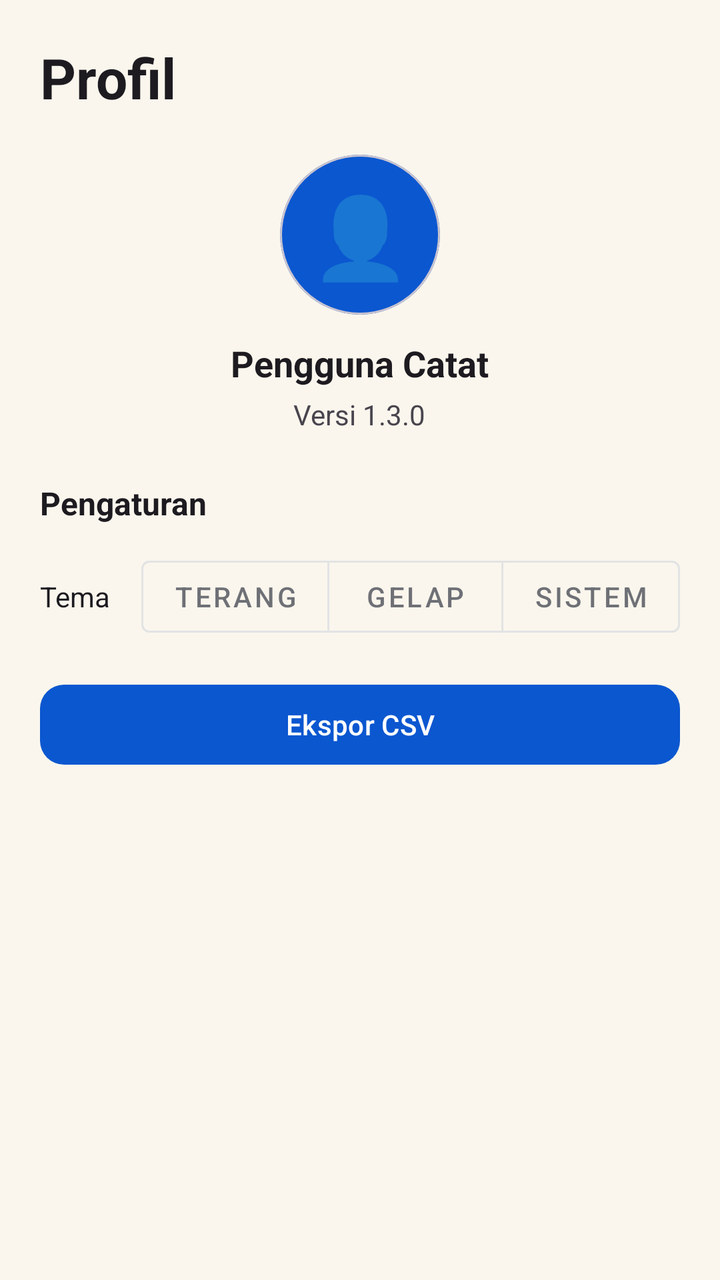
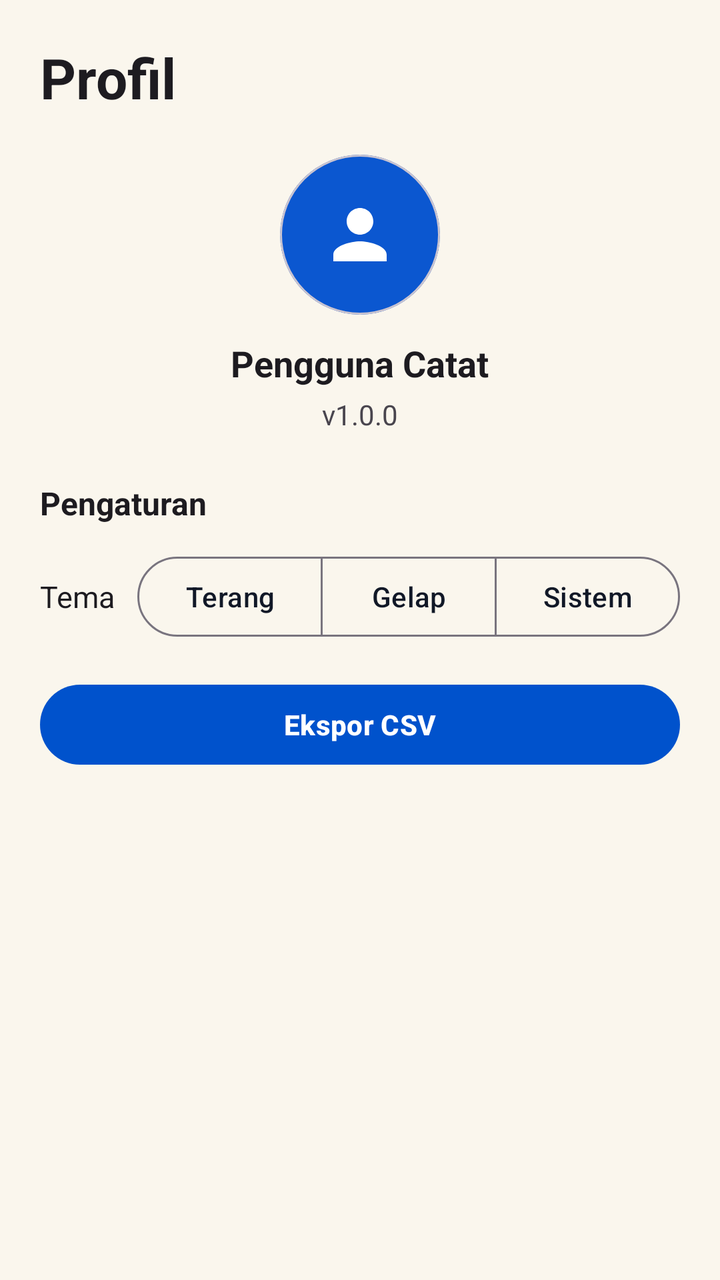

Screens rendered from an Android XML layout before and after an edit, with the pre-edit source and the edit as a unified diff.
<!-- AndroidManifest.xml: application theme Theme.Keuangan -->
<!-- res/layout/fragment_profile.xml -->
<?xml version="1.0" encoding="utf-8"?>
<androidx.core.widget.NestedScrollView
    xmlns:android="http://schemas.android.com/apk/res/android"
    xmlns:app="http://schemas.android.com/apk/res-auto"
    android:layout_width="match_parent"
    android:layout_height="match_parent"
    android:background="?android:attr/colorBackground"
    android:clipToPadding="false"
    android:paddingBottom="120dp"
    android:fillViewport="true">

    <LinearLayout
        android:layout_width="match_parent"
        android:layout_height="wrap_content"
        android:orientation="vertical"
        android:paddingHorizontal="20dp"
        android:paddingTop="20dp">

        <TextView
            android:layout_width="wrap_content"
            android:layout_height="wrap_content"
            android:text="Profil"
            android:textColor="?attr/colorOnBackground"
            android:textSize="28sp"
            android:textStyle="bold" />

        
        <LinearLayout
            android:layout_width="match_parent"
            android:layout_height="wrap_content"
            android:layout_marginTop="20dp"
            android:gravity="center"
            android:orientation="vertical">

            <com.google.android.material.card.MaterialCardView
                android:layout_width="80dp"
                android:layout_height="80dp"
                app:cardBackgroundColor="?attr/colorPrimary"
                app:cardCornerRadius="40dp"
                app:cardElevation="0dp">

                <TextView
                    android:layout_width="match_parent"
                    android:layout_height="match_parent"
                    android:gravity="center"
                    android:text="👤"
                    android:textSize="40sp" />
            </com.google.android.material.card.MaterialCardView>

            <TextView
                android:layout_width="wrap_content"
                android:layout_height="wrap_content"
                android:layout_marginTop="12dp"
                android:text="Pengguna Catat"
                android:textColor="?attr/colorOnBackground"
                android:textSize="18sp"
                android:textStyle="bold" />

            <TextView
                android:id="@+id/tvAppVersion"
                android:layout_width="wrap_content"
                android:layout_height="wrap_content"
                android:layout_marginTop="4dp"
                android:text="Versi 1.3.0"
                android:textColor="?attr/colorOnSurfaceVariant"
                android:textSize="14sp" />
        </LinearLayout>

        
        <TextView
            android:layout_width="wrap_content"
            android:layout_height="wrap_content"
            android:layout_marginTop="24dp"
            android:text="Pengaturan"
            android:textColor="?attr/colorOnBackground"
            android:textSize="16sp"
            android:textStyle="bold" />

        
        <LinearLayout
            android:layout_width="match_parent"
            android:layout_height="wrap_content"
            android:layout_marginTop="12dp"
            android:orientation="horizontal"
            android:gravity="center_vertical">

            <TextView
                android:layout_width="0dp"
                android:layout_height="wrap_content"
                android:layout_weight="1"
                android:text="Tema"
                android:textColor="?attr/colorOnBackground" />

            <com.google.android.material.button.MaterialButtonToggleGroup
                android:id="@+id/themeToggle"
                android:layout_width="wrap_content"
                android:layout_height="wrap_content"
                app:singleSelection="true">

                <com.google.android.material.button.MaterialButton
                    android:id="@+id/btnThemeLight"
                    style="@style/Widget.MaterialComponents.Button.OutlinedButton"
                    android:layout_width="wrap_content"
                    android:layout_height="wrap_content"
                    android:text="Terang" />

                <com.google.android.material.button.MaterialButton
                    android:id="@+id/btnThemeDark"
                    style="@style/Widget.MaterialComponents.Button.OutlinedButton"
                    android:layout_width="wrap_content"
                    android:layout_height="wrap_content"
                    android:text="Gelap" />

                <com.google.android.material.button.MaterialButton
                    android:id="@+id/btnThemeSystem"
                    style="@style/Widget.MaterialComponents.Button.OutlinedButton"
                    android:layout_width="wrap_content"
                    android:layout_height="wrap_content"
                    android:text="Sistem" />
            </com.google.android.material.button.MaterialButtonToggleGroup>
        </LinearLayout>

        
        <com.google.android.material.button.MaterialButton
            android:id="@+id/btnExportCsv"
            android:layout_width="match_parent"
            android:layout_height="wrap_content"
            android:layout_marginTop="16dp"
            android:text="Ekspor CSV"
            app:cornerRadius="12dp" />
    </LinearLayout>
</androidx.core.widget.NestedScrollView>
<!-- resources referenced by this layout -->
<resources>
  <style name="Theme.Keuangan" parent="Theme.Material3.DayNight.NoActionBar">
          <item name="colorPrimary">@color/md_theme_light_primary</item>
          <item name="colorOnPrimary">@color/md_theme_light_onPrimary</item>
          <item name="colorPrimaryContainer">@color/md_theme_light_primaryContainer</item>
          <item name="colorOnPrimaryContainer">@color/md_theme_light_onPrimaryContainer</item>
          <item name="colorTertiary">@color/chart_food</item>
          <item name="colorOnTertiary">#FFFFFF</item>
          <item name="colorTertiaryContainer">#FFE08A</item>
          <item name="colorOnTertiaryContainer">#3D2817</item>
          <item name="android:colorBackground">@color/md_theme_light_background</item>
          <item name="colorSurface">@color/md_theme_light_surface</item>
          <item name="colorOnSurface">@color/md_theme_light_onSurface</item>
          <item name="colorSurfaceContainer">@color/md_theme_light_surfaceContainer</item>
          <item name="colorOnSurfaceVariant">#49454E</item>
          <item name="colorOutline">#79747E</item>
          <item name="android:statusBarColor">@color/md_theme_light_background</item>
          <item name="android:windowLightStatusBar">true</item>
      </style>
  <color name="md_theme_light_primary">#0B57D0</color>
  <color name="md_theme_light_onPrimary">#FFFFFF</color>
  <color name="md_theme_light_primaryContainer">#C2DAFF</color>
  <color name="md_theme_light_onPrimaryContainer">#041E49</color>
  <color name="chart_food">#0B57D0</color>
  <color name="md_theme_light_background">#FAF6ED</color>
  <color name="md_theme_light_surface">#FFFFFF</color>
  <color name="md_theme_light_onSurface">#111827</color>
  <color name="md_theme_light_surfaceContainer">#FAF6ED</color>
</resources>

<!-- the commit's change to res/layout/fragment_profile.xml (unified diff, before → after) -->
@@ -6,7 +6,7 @@
     android:layout_height="match_parent"
     android:background="?android:attr/colorBackground"
     android:clipToPadding="false"
-    android:paddingBottom="120dp"
+    android:paddingBottom="160dp"
     android:fillViewport="true">
 
     <LinearLayout
@@ -39,12 +39,12 @@
                 app:cardCornerRadius="40dp"
                 app:cardElevation="0dp">
 
-                <TextView
-                    android:layout_width="match_parent"
-                    android:layout_height="match_parent"
-                    android:gravity="center"
-                    android:text="👤"
-                    android:textSize="40sp" />
+                <ImageView
+                    android:layout_width="40dp"
+                    android:layout_height="40dp"
+                    android:layout_gravity="center"
+                    android:src="@drawable/ic_person"
+                    app:tint="@color/white_text" />
             </com.google.android.material.card.MaterialCardView>
 
             <TextView
@@ -61,12 +61,11 @@
                 android:layout_width="wrap_content"
                 android:layout_height="wrap_content"
                 android:layout_marginTop="4dp"
-                android:text="Versi 1.3.0"
+                android:text="v1.0.0"
                 android:textColor="?attr/colorOnSurfaceVariant"
                 android:textSize="14sp" />
         </LinearLayout>
 
-        
         <TextView
             android:layout_width="wrap_content"
             android:layout_height="wrap_content"
@@ -76,57 +75,59 @@
             android:textSize="16sp"
             android:textStyle="bold" />
 
-        
         <LinearLayout
             android:layout_width="match_parent"
             android:layout_height="wrap_content"
             android:layout_marginTop="12dp"
-            android:orientation="horizontal"
-            android:gravity="center_vertical">
+            android:gravity="center_vertical"
+            android:orientation="horizontal">
 
             <TextView
                 android:layout_width="0dp"
                 android:layout_height="wrap_content"
                 android:layout_weight="1"
                 android:text="Tema"
-                android:textColor="?attr/colorOnBackground" />
+                android:textColor="?attr/colorOnBackground"
+                android:textSize="15sp" />
 
             <com.google.android.material.button.MaterialButtonToggleGroup
                 android:id="@+id/themeToggle"
                 android:layout_width="wrap_content"
                 android:layout_height="wrap_content"
-                app:singleSelection="true">
+                app:singleSelection="true"
+                app:selectionRequired="true">
 
                 <com.google.android.material.button.MaterialButton
                     android:id="@+id/btnThemeLight"
-                    style="@style/Widget.MaterialComponents.Button.OutlinedButton"
+                    style="@style/Widget.Material3.Button.OutlinedButton"
                     android:layout_width="wrap_content"
                     android:layout_height="wrap_content"
                     android:text="Terang" />
 
                 <com.google.android.material.button.MaterialButton
                     android:id="@+id/btnThemeDark"
-                    style="@style/Widget.MaterialComponents.Button.OutlinedButton"
+                    style="@style/Widget.Material3.Button.OutlinedButton"
                     android:layout_width="wrap_content"
                     android:layout_height="wrap_content"
                     android:text="Gelap" />
 
                 <com.google.android.material.button.MaterialButton
                     android:id="@+id/btnThemeSystem"
-                    style="@style/Widget.MaterialComponents.Button.OutlinedButton"
+                    style="@style/Widget.Material3.Button.OutlinedButton"
                     android:layout_width="wrap_content"
                     android:layout_height="wrap_content"
                     android:text="Sistem" />
             </com.google.android.material.button.MaterialButtonToggleGroup>
         </LinearLayout>
 
-        
         <com.google.android.material.button.MaterialButton
             android:id="@+id/btnExportCsv"
             android:layout_width="match_parent"
             android:layout_height="wrap_content"
             android:layout_marginTop="16dp"
             android:text="Ekspor CSV"
-            app:cornerRadius="12dp" />
+            android:textStyle="bold"
+            app:backgroundTint="@color/brand_blue"
+            app:cornerRadius="20dp" />
     </LinearLayout>
 </androidx.core.widget.NestedScrollView>
<!-- resource entries referenced after the edit -->
@@ -1,5 +1,17 @@
 <!-- resources referenced by this layout -->
 <resources>
+  <color name="brand_blue">#0052CC</color>
+  <color name="white_text">#FFFFFF</color>
+  <!-- drawable ic_person (drawable) -->
+  <vector xmlns:android="http://schemas.android.com/apk/res/android"
+      android:width="24dp"
+      android:height="24dp"
+      android:viewportWidth="24"
+      android:viewportHeight="24">
+      <path
+          android:fillColor="#FF1A1A1A"
+          android:pathData="M12,12c2.21,0 4,-1.79 4,-4s-1.79,-4 -4,-4 -4,1.79 -4,4 1.79,4 4,4zm0,2c-2.67,0 -8,1.34 -8,4v2h16v-2c0,-2.66 -5.33,-4 -8,-4z"/>
+  </vector>
   <style name="Theme.Keuangan" parent="Theme.Material3.DayNight.NoActionBar">
           <item name="colorPrimary">@color/md_theme_light_primary</item>
           <item name="colorOnPrimary">@color/md_theme_light_onPrimary</item>
